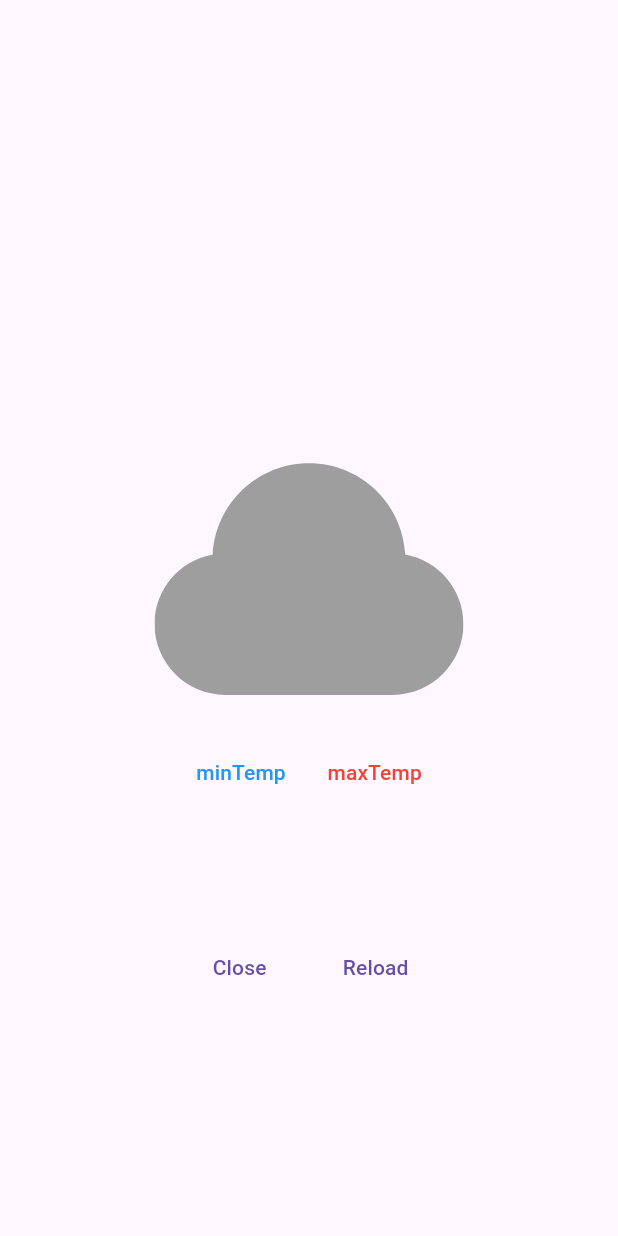
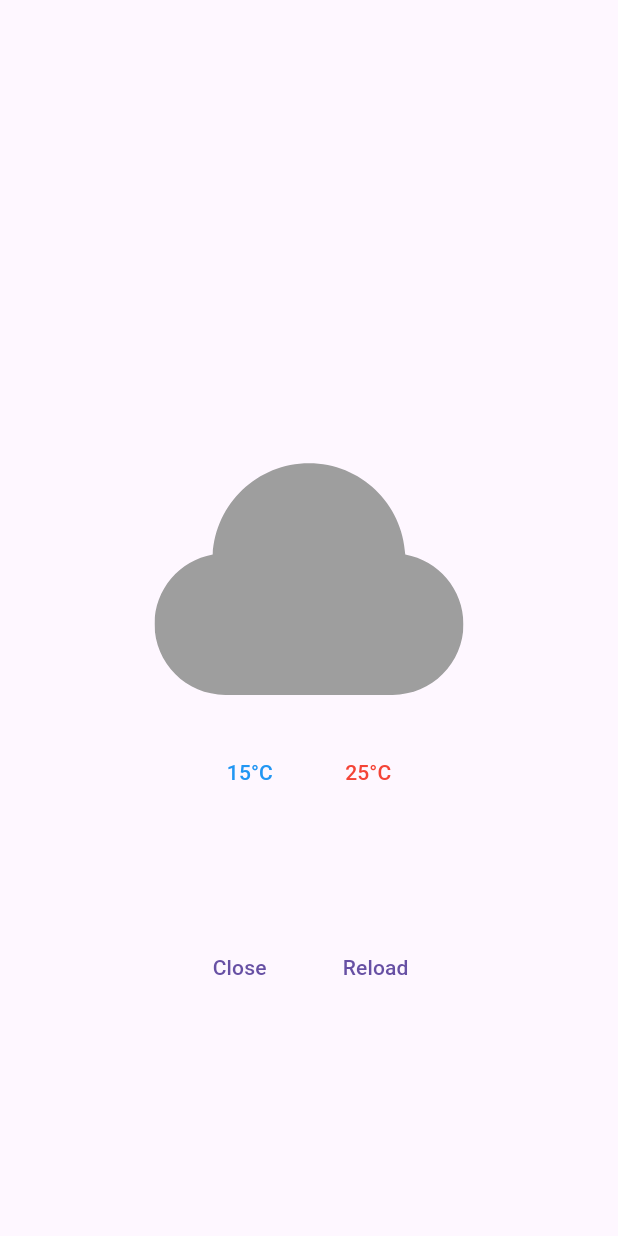
Before and after one commit to YumNumm/flutter-training-old, a Flutter app: the screen it shows after launch, after a tap on "Reload", on a phone screen of 412 x 824 dp. Run offline on Flutter 3.47's test engine with Material 2 defaults, Android fonts, the phone set to English and light mode, and no system bars; our stand-ins replace flutter_riverpod, flutter_svg, freezed_annotation, go_router, riverpod_annotation.

Commit message:
fix: WeatherResultViewをWeatherViewに改名 (#24)
* fix: WeatherResultViewをWeatherViewに改名

* add: fetchWeather周りのModel作成

* add: WeatherResultStateにminTemp/maxTempを追加

* fix: JsonでAPIとやり取りするよう変更

```diff
--- a/lib/model/weather_result_view/weather_result_state.dart
+++ b/lib/model/weather_result_view/weather_result_state.dart
@@ -7,5 +7,7 @@ part 'weather_result_state.freezed.dart';
 class WeatherResultState with _$WeatherResultState {
   const factory WeatherResultState({
     @Default(null) WeatherCategory? category,
+    @Default(null) int? maxTemp,
+    @Default(null) int? minTemp,
   }) = _WeatherResultState;
 }
--- a/lib/ui/component/weather_item_widget.dart
+++ b/lib/ui/component/weather_item_widget.dart
@@ -15,7 +15,6 @@ class WeatherCategoryItemWidget extends StatelessWidget {
     if (category == null) {
       return const AspectRatio(
         aspectRatio: 1,
-        child: Placeholder(),
       );
     }
     final image = category!.svgImageKey;
--- a/lib/ui/view/home_view/home_view.dart
+++ b/lib/ui/view/home_view/home_view.dart
@@ -16,10 +16,10 @@ class HomeView extends ConsumerWidget with DelayedActionMixin {
       // 直近のRouteを取得
       final router = ref.read(routerProvider);
       // 既にWeatherResultViewに遷移している場合は何もしない
-      if (router.location == const WeatherResultViewRoute().location) {
+      if (router.location == const WeatherViewRoute().location) {
         return;
       }
-      const WeatherResultViewRoute().push(context);
+      const WeatherViewRoute().push(context);
     });
 
     return const SizedBox.expand(
--- a/lib/ui/view/weather_result_view/weather_result_view.dart
+++ b/lib/ui/view/weather_view/weather_view.dart
@@ -3,16 +3,16 @@ import 'package:flutter_riverpod/flutter_riverpod.dart';
 import 'package:flutter_training/model/enum/weather_category.dart';
 import 'package:flutter_training/ui/component/weather_item_widget.dart';
 import 'package:flutter_training/ui/view/route.dart';
-import 'package:flutter_training/ui/view/weather_result_view/weather_result_viewmodel.dart';
+import 'package:flutter_training/ui/view/weather_view/weather_viewmodel.dart';
 import 'package:go_router/go_router.dart';
 import 'package:yumemi_weather/yumemi_weather.dart';
 
-class WeatherResultView extends ConsumerWidget {
-  const WeatherResultView({super.key});
+class WeatherView extends ConsumerWidget {
+  const WeatherView({super.key});
 
   @override
   Widget build(BuildContext context, WidgetRef ref) {
-    final state = ref.watch(weatherResultViewModelProvider);
+    final state = ref.watch(weatherViewModel);
 
     return Scaffold(
       body: SafeArea(
@@ -21,8 +21,8 @@ class WeatherResultView extends ConsumerWidget {
             children: [
               const Spacer(),
               WeatherResultWidget(
-                minTemp: '**°C',
-                maxTemp: '**°C',
+                minTemp: (state.minTemp != null) ? '${state.minTemp}°C' : '',
+                maxTemp: (state.maxTemp != null) ? '${state.maxTemp}°C' : '',
                 category: state.category,
               ),
               Expanded(
@@ -45,13 +45,13 @@ class WeatherResultView extends ConsumerWidget {
                               try {
                                 ref
                                     .read(
-                                      weatherResultViewModelProvider.notifier,
+                                      weatherViewModel.notifier,
                                     )
-                                    .fetchThrowsWeather();
+                                    .fetchWeather();
                               } on YumemiWeatherError {
                                 ref
                                     .read(
-                                  weatherResultViewModelProvider.notifier,
+                                  weatherViewModel.notifier,
                                 )
                                     .showErrorDialog(
                                   title: 'エラーが発生しました',
@@ -67,10 +67,9 @@ class WeatherResultView extends ConsumerWidget {
                                         context.pop();
                                         ref
                                             .read(
-                                              weatherResultViewModelProvider
-                                                  .notifier,
+                                              weatherViewModel.notifier,
                                             )
-                                            .fetchThrowsWeather();
+                                            .fetchWeather();
                                       },
                                       child: const Text('RETRY'),
                                     )
@@ -141,7 +140,7 @@ class WeatherResultWidget extends StatelessWidget {
               Padding(
                 padding: const EdgeInsets.symmetric(vertical: 16),
                 child: Text(
-                  'minTemp',
+                  minTemp,
                   style: t.textTheme.labelLarge?.copyWith(
                     color: Colors.blue,
                   ),
@@ -150,7 +149,7 @@ class WeatherResultWidget extends StatelessWidget {
               Padding(
                 padding: const EdgeInsets.symmetric(vertical: 16),
                 child: Text(
-                  'maxTemp',
+                  maxTemp,
                   style: t.textTheme.labelLarge?.copyWith(
                     color: Colors.red,
                   ),
--- a/lib/ui/view/weather_result_view/weather_result_viewmodel.dart
+++ b/lib/ui/view/weather_view/weather_viewmodel.dart
@@ -1,17 +1,21 @@
+import 'dart:convert';
+
 import 'package:flutter/material.dart';
 import 'package:flutter_riverpod/flutter_riverpod.dart';
+import 'package:flutter_training/model/api/fetch_weather_request.dart';
+import 'package:flutter_training/model/api/fetch_weather_response.dart';
 import 'package:flutter_training/model/enum/weather_category.dart';
 import 'package:flutter_training/model/weather_result_view/weather_result_state.dart';
 import 'package:flutter_training/ui/component/error_dialog.dart';
 import 'package:yumemi_weather/yumemi_weather.dart';
 
-class WeatherResultViewModel extends StateNotifier<WeatherResultState> {
-  WeatherResultViewModel() : super(const WeatherResultState());
+class WeatherViewModel extends StateNotifier<WeatherResultState> {
+  WeatherViewModel() : super(const WeatherResultState());
 
   final _api = YumemiWeather();
 
-  @Deprecated('fetchThrowsWeatherを使ってください')
-  void fetchWeather() {
+  @Deprecated('fetchWeatherを使ってください')
+  void fetchSimpleWeather() {
     final result = _api.fetchSimpleWeather();
     final category = WeatherCategory.fromString(result);
     state = state.copyWith(
@@ -19,11 +23,29 @@ class WeatherResultViewModel extends StateNotifier<WeatherResultState> {
     );
   }
 
+  @Deprecated('fetchWeatherを使ってください')
   void fetchThrowsWeather() {
     final result = _api.fetchThrowsWeather('area');
     final category = WeatherCategory.fromString(result);
     state = state.copyWith(
       category: category,
+    );
+  }
+
+  void fetchWeather() {
+    final req = FetchWeatherRequest(
+      area: 'area',
+      date: DateTime.now(),
+    );
+    final result = _api.fetchWeather(json.encode(req));
+    final response = FetchWeatherResponse.fromJson(
+      json.decode(result) as Map<String, dynamic>,
+    );
+    // update state
+    state = state.copyWith(
+      category: response.weatherCondition,
+      maxTemp: response.maxTemperature,
+      minTemp: response.minTemperature,
     );
   }
 
@@ -44,7 +66,7 @@ class WeatherResultViewModel extends StateNotifier<WeatherResultState> {
       );
 }
 
-final weatherResultViewModelProvider =
-    StateNotifierProvider<WeatherResultViewModel, WeatherResultState>(
-  (ref) => WeatherResultViewModel(),
+final weatherViewModel =
+    StateNotifierProvider<WeatherViewModel, WeatherResultState>(
+  (ref) => WeatherViewModel(),
 );
```
Also changed, not shown: lib/model/api/fetch_weather_request.dart (added, +15 -0 lines), lib/model/api/fetch_weather_response.dart (added, +18 -0 lines), lib/ui/view/route.dart (+6 -6 lines), lib/model/api/fetch_weather_request.freezed.dart (added), lib/model/api/fetch_weather_request.g.dart (added), lib/model/api/fetch_weather_response.freezed.dart (added), lib/model/api/fetch_weather_response.g.dart (added), lib/model/weather_result_view/weather_result_state.freezed.dart, lib/ui/view/route.g.dart.
